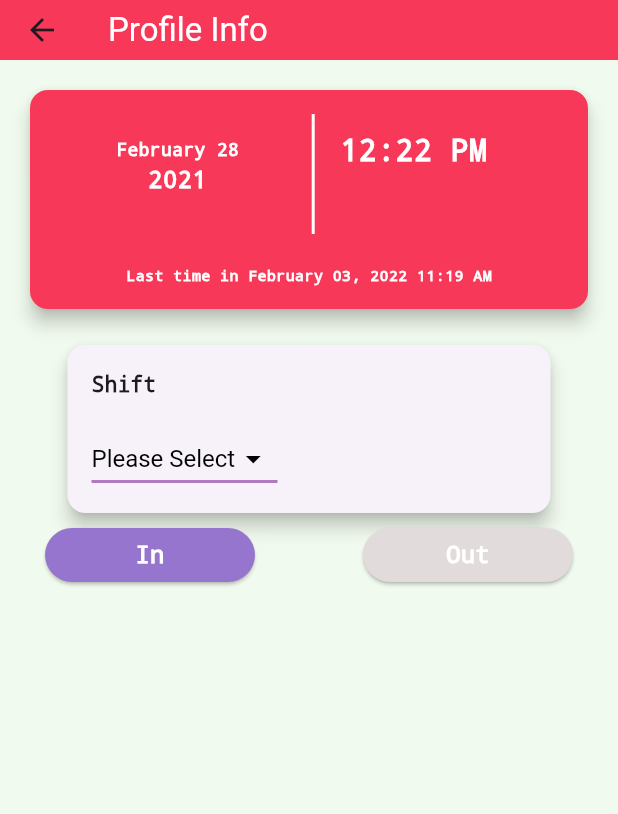
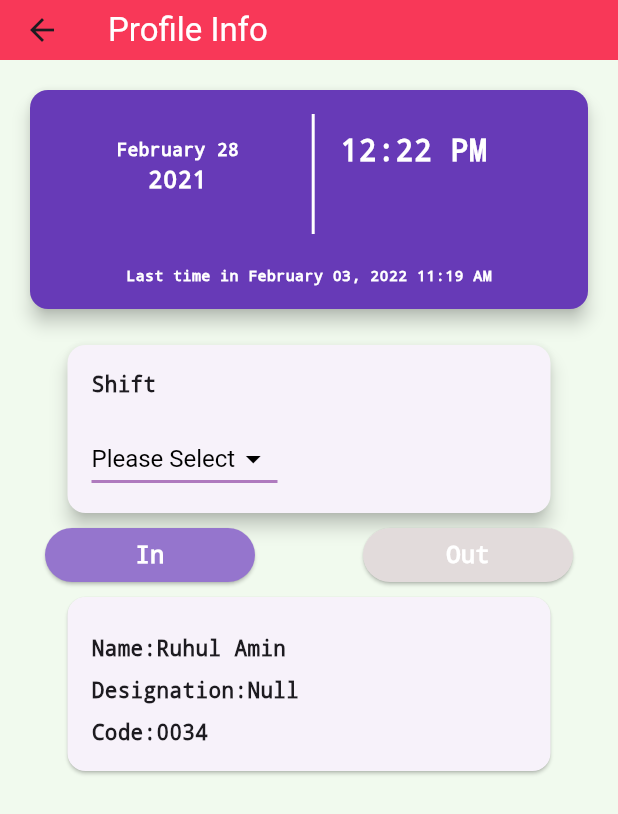
Before and after one commit to fahim-foyshal/robisalesautomationflutter, a Flutter app: the ProfileInfo screen opened directly, on a phone screen of 412 x 824 dp. Shown: the top 814 px of the screen. Run offline on Flutter 3.47's test engine with Material 3 defaults, Android fonts, the phone set to English and light mode, and no system bars; our stand-ins replace font_awesome_flutter, geolocator, image_picker, percent_indicator, pie_chart; missing offline and left inert: flutter_inappwebview; network calls fail.

Commit message:
Text add

```diff
--- a/lib/view/ProfileInfo.dart
+++ b/lib/view/ProfileInfo.dart
@@ -35,7 +35,7 @@ class _ProfileInfoState extends State<ProfileInfo> {
             padding: EdgeInsets.all(16.0),
             child: Card(
               elevation: 5,
-              color: const Color.fromARGB(255, 248, 56, 88),
+              color: Appcolors.primary,
               child: Padding(
                 padding: const EdgeInsets.all(16.0),
                 child: Column(
@@ -227,9 +227,52 @@ class _ProfileInfoState extends State<ProfileInfo> {
          ),
          //--->>>>>>>>4rd container start
           Container(
-            child: Column(children: [
+            width: 330,
+            child:Card(
+            child: Column(
+            crossAxisAlignment: CrossAxisAlignment.start,
+              children: [
+                   Padding(
+                        padding: const EdgeInsets.all(16.0), // Adjust bottom padding as needed
+                        child: Column(
+                          crossAxisAlignment: CrossAxisAlignment.start,
+                          children: [
+                            SizedBox(height: 8.0),
+                            Text(
+                              'Name:Ruhul Amin',
+                              style: TextStyle(
+                            fontWeight: FontWeight.bold,
+                            fontSize: 14,
+                            fontFamily: "monospace",
+                          ),
+                            ),
+                            SizedBox(height: 8.0),
+                            Text(
+                              'Designation:Null',
+                              style: TextStyle(
+                            fontWeight: FontWeight.bold,
+                            fontSize: 14,
+                            fontFamily: "monospace",
+                          ),
+                            ),
+                            SizedBox(height: 8.0),
+                            Text(
+                            'Code:0034',
+                            style: TextStyle(
+                            fontWeight: FontWeight.bold,
+                            fontSize: 14,
+                            fontFamily: "monospace",
+                          ),
+                            ),
+                          ],
+                        ),
+
+                      ),
+
+
 
             ]),
+            )
           )
 
         ],
```
